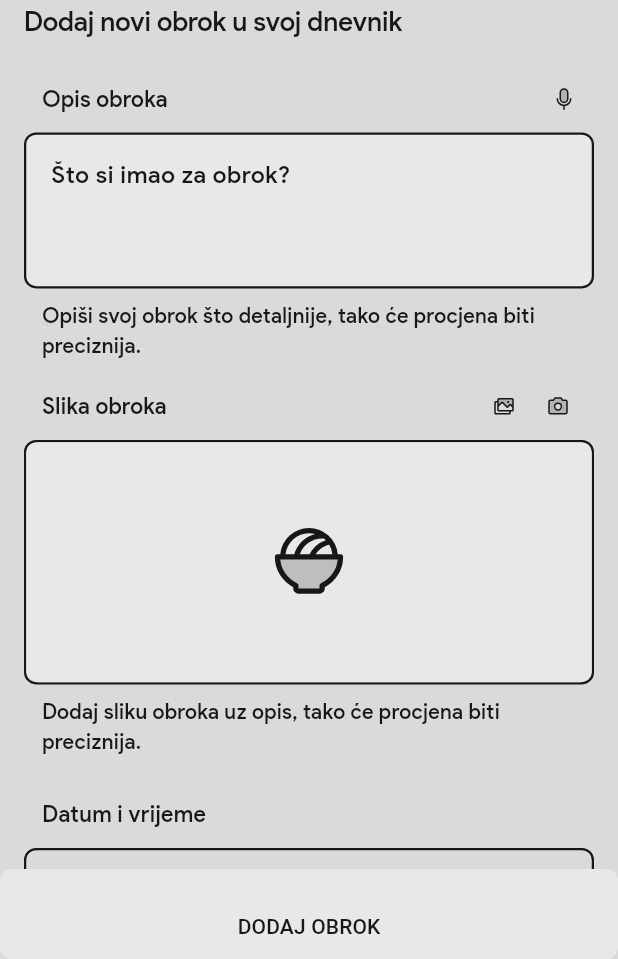
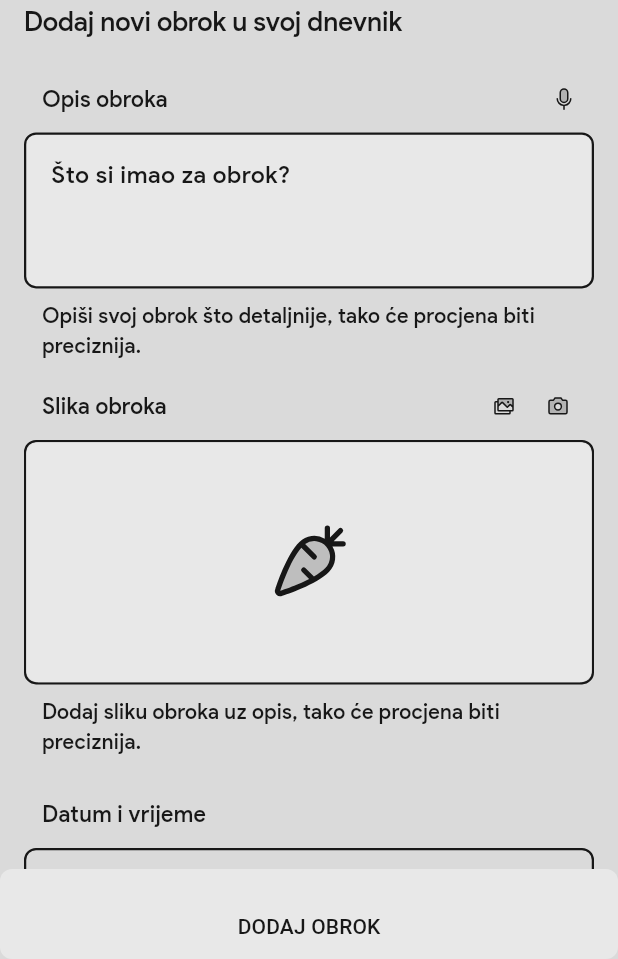
Before and after one commit to jokilic/bokun_spize, a Flutter app: the screen it shows after launch, after a tap on "DODAJ OBROK", on a phone screen of 412 x 824 dp, the part 277-1236 px from its top. Run offline on Flutter 3.47's test engine with Material 3 defaults, Android fonts, the phone set to English and light mode, and no system bars; drawn by our look-alikes of calendar_date_picker2; our stand-ins replace firebase_ai, firebase_core, flutter_animate, flutter_swipe_action_cell, get_it, hive_ce and 5 more; missing offline and left inert: flutter_displaymode, scroll_datetime_picker; accounts and stored records are empty; statements that could not run were skipped; project files that could hold a hidden picture were left out.

Commit message:
Bit more work

```diff
--- a/lib/constants/icons.dart
+++ b/lib/constants/icons.dart
@@ -1,3 +1,136 @@
+import 'dart:math';
+
+import 'package:flutter/material.dart';
+import 'package:phosphor_flutter/phosphor_flutter.dart';
+
 class BokunSpizeIcons {
   static const logo = 'assets/logo.webp';
+
+  static IconData getRandomFoodIcon() => foodIcons[Random().nextInt(foodIcons.length)];
+
+  static final foodIcons = [
+    PhosphorIcons.bowlFood(
+      PhosphorIconsStyle.duotone,
+    ),
+    PhosphorIcons.fish(
+      PhosphorIconsStyle.duotone,
+    ),
+    PhosphorIcons.fishSimple(
+      PhosphorIconsStyle.duotone,
+    ),
+    PhosphorIcons.shrimp(
+      PhosphorIconsStyle.duotone,
+    ),
+    PhosphorIcons.hamburger(
+      PhosphorIconsStyle.duotone,
+    ),
+    PhosphorIcons.pizza(
+      PhosphorIconsStyle.duotone,
+    ),
+    PhosphorIcons.acorn(
+      PhosphorIconsStyle.duotone,
+    ),
+    PhosphorIcons.avocado(
+      PhosphorIconsStyle.duotone,
+    ),
+    PhosphorIcons.avocado(
+      PhosphorIconsStyle.duotone,
+    ),
+    PhosphorIcons.beerBottle(
+      PhosphorIconsStyle.duotone,
+    ),
+    PhosphorIcons.beerStein(
+      PhosphorIconsStyle.duotone,
+    ),
+    PhosphorIcons.bowlSteam(
+      PhosphorIconsStyle.duotone,
+    ),
+    PhosphorIcons.brandy(
+      PhosphorIconsStyle.duotone,
+    ),
+    PhosphorIcons.bread(
+      PhosphorIconsStyle.duotone,
+    ),
+    PhosphorIcons.carrot(
+      PhosphorIconsStyle.duotone,
+    ),
+    PhosphorIcons.champagne(
+      PhosphorIconsStyle.duotone,
+    ),
+    PhosphorIcons.cheers(
+      PhosphorIconsStyle.duotone,
+    ),
+    PhosphorIcons.cheese(
+      PhosphorIconsStyle.duotone,
+    ),
+    PhosphorIcons.cherries(
+      PhosphorIconsStyle.duotone,
+    ),
+    PhosphorIcons.coffee(
+      PhosphorIconsStyle.duotone,
+    ),
+    PhosphorIcons.coffeeBean(
+      PhosphorIconsStyle.duotone,
+    ),
+    PhosphorIcons.cookie(
+      PhosphorIconsStyle.duotone,
+    ),
+    PhosphorIcons.cookingPot(
+      PhosphorIconsStyle.duotone,
+    ),
+    PhosphorIcons.egg(
+      PhosphorIconsStyle.duotone,
+    ),
+    PhosphorIcons.eggCrack(
+      PhosphorIconsStyle.duotone,
+    ),
+    PhosphorIcons.forkKnife(
+      PhosphorIconsStyle.duotone,
+    ),
+    PhosphorIcons.iceCream(
+      PhosphorIconsStyle.duotone,
+    ),
+    PhosphorIcons.jar(
+      PhosphorIconsStyle.duotone,
+    ),
+    PhosphorIcons.jarLabel(
+      PhosphorIconsStyle.duotone,
+    ),
+    PhosphorIcons.knife(
+      PhosphorIconsStyle.duotone,
+    ),
+    PhosphorIcons.martini(
+      PhosphorIconsStyle.duotone,
+    ),
+    PhosphorIcons.onigiri(
+      PhosphorIconsStyle.duotone,
+    ),
+    PhosphorIcons.orange(
+      PhosphorIconsStyle.duotone,
+    ),
+    PhosphorIcons.orangeSlice(
+      PhosphorIconsStyle.duotone,
+    ),
+    PhosphorIcons.oven(
+      PhosphorIconsStyle.duotone,
+    ),
+    PhosphorIcons.pepper(
+      PhosphorIconsStyle.duotone,
+    ),
+    PhosphorIcons.pintGlass(
+      PhosphorIconsStyle.duotone,
+    ),
+    PhosphorIcons.popcorn(
+      PhosphorIconsStyle.duotone,
+    ),
+    PhosphorIcons.popsicle(
+      PhosphorIconsStyle.duotone,
+    ),
+    PhosphorIcons.teaBag(
+      PhosphorIconsStyle.duotone,
+    ),
+    PhosphorIcons.wine(
+      PhosphorIconsStyle.duotone,
+    ),
+  ];
 }
--- a/lib/screens/home/home_controller.dart
+++ b/lib/screens/home/home_controller.dart
@@ -98,7 +98,7 @@ class HomeController {
     }
     /// User added a new `meal`
     else {
-      /// user entered `words` or `imageFile` and `dateTime` exists
+      /// User entered `words` or `imageFile` + `dateTime` exists
       if (((result?.words?.isNotEmpty ?? false) || result?.imageFile != null) && result?.dateTime != null) {
         /// Trigger AI which generates a new `meal` and stores into [Hive]
         await triggerAI(
--- a/lib/screens/meal/meal_controller.dart
+++ b/lib/screens/meal/meal_controller.dart
@@ -9,7 +9,10 @@ import '../../services/speech_to_text_service.dart';
 import '../../util/null_state.dart';
 
 class MealController
-    extends ValueNotifier<({bool wordsValid, String? speechToTextWords, bool dateEditMode, bool timeEditMode, DateTime transactionDate, DateTime transactionTime, File? imageFile})>
+    extends
+        ValueNotifier<
+          ({bool validationPassed, String? speechToTextWords, bool dateEditMode, bool timeEditMode, DateTime transactionDate, DateTime transactionTime, File? imageFile})
+        >
     implements Disposable {
   ///
   /// CONSTRUCTOR
@@ -23,7 +26,7 @@ class MealController
     required this.passedMeal,
   }) : super(
          (
-           wordsValid: false,
+           validationPassed: false,
            speechToTextWords: null,
            dateEditMode: false,
            timeEditMode: false,
@@ -47,19 +50,22 @@ class MealController
   void init() {
     final now = DateTime.now();
 
+    /// Get `imageFile` if `passedMeal` is not `null`
+    final imageFile = passedMeal?.imageFilePath != null ? File(passedMeal!.imageFilePath!) : null;
+
     /// Update `state` with proper values
     updateState(
-      wordsValid: passedMeal?.originalText.isNotEmpty ?? false,
+      validationPassed: (passedMeal?.originalText.isNotEmpty ?? false) || imageFile != null,
       transactionDate: passedMeal?.createdAt ?? now,
       transactionTime: passedMeal?.createdAt ?? now,
-      imageFile: passedMeal?.imageFilePath != null ? File(passedMeal!.imageFilePath!) : null,
+      imageFile: imageFile,
     );
 
     /// Update [TextEditingController] text
     textEditingController.text = passedMeal?.originalText ?? '';
 
     /// Add validation listener to [TextEditingController]
-    textEditingController.addListener(validateTextField);
+    textEditingController.addListener(triggerValidation);
   }
 
   ///
@@ -79,7 +85,7 @@ class MealController
 
     /// Dispose [TextEditingController]
     textEditingController
-      ..removeListener(validateTextField)
+      ..removeListener(triggerValidation)
       ..dispose();
   }
 
@@ -87,15 +93,13 @@ class MealController
   /// METHODS
   ///
 
-  /// Triggered on every [TextField] change
-  /// Updates `Add` button state
-  void validateTextField() {
-    /// Parse values
-    final words = textEditingController.text.trim();
+  /// Checks if validation passed
+  void triggerValidation() {
+    final isTextValidated = textEditingController.text.trim().isNotEmpty;
+    final isImageValidated = value.imageFile != null;
 
-    /// Validate values
     updateState(
-      wordsValid: words.isNotEmpty,
+      validationPassed: isTextValidated || isImageValidated,
     );
   }
 
@@ -156,6 +160,9 @@ class MealController
       updateState(
         imageFile: File(image.path),
       );
+
+      /// Trigger validation
+      triggerValidation();
     }
   }
 
@@ -174,12 +181,15 @@ class MealController
       updateState(
         imageFile: File(image.path),
       );
+
+      /// Trigger validation
+      triggerValidation();
     }
   }
 
   /// Updates `state`
   void updateState({
-    bool? wordsValid,
+    bool? validationPassed,
     Object? speechToTextWords = nullStateNoChange,
     bool? dateEditMode,
     bool? timeEditMode,
@@ -187,7 +197,7 @@ class MealController
     DateTime? transactionTime,
     Object? imageFile = nullStateNoChange,
   }) => value = (
-    wordsValid: wordsValid ?? value.wordsValid,
+    validationPassed: validationPassed ?? value.validationPassed,
     speechToTextWords: identical(speechToTextWords, nullStateNoChange) ? value.speechToTextWords : speechToTextWords as String?,
     dateEditMode: dateEditMode ?? value.dateEditMode,
     timeEditMode: timeEditMode ?? value.timeEditMode,
--- a/lib/screens/meal/meal_screen.dart
+++ b/lib/screens/meal/meal_screen.dart
@@ -12,6 +12,7 @@ import '../../../../theme/colors.dart';
 import '../../../../theme/extensions.dart';
 import '../../../../util/color.dart';
 import '../../constants/durations.dart';
+import '../../constants/icons.dart';
 import '../../models/meal.dart';
 import '../../services/speech_to_text_service.dart';
 import '../../util/date_time.dart';
@@ -342,9 +343,12 @@ class _MealScreenState extends State<MealScreen> {
                                 HapticFeedback.lightImpact(),
                               );
 
-                              mealController.updateState(
-                                imageFile: null,
-                              );
+                              /// Update `state` + trigger validation
+                              mealController
+                                ..updateState(
+                                  imageFile: null,
+                                )
+                                ..triggerValidation();
                             },
                             icon: PhosphorIcons.trash(
                               PhosphorIconsStyle.duotone,
@@ -424,14 +428,12 @@ class _MealScreenState extends State<MealScreen> {
                                   width: double.infinity,
                                   child: PhosphorIcon(
                                     !hasMeal && mealState.imageFile == null
-                                        ? PhosphorIcons.bowlFood(
-                                            PhosphorIconsStyle.duotone,
-                                          )
+                                        ? BokunSpizeIcons.getRandomFoodIcon()
                                         : PhosphorIcons.x(
                                             PhosphorIconsStyle.duotone,
                                           ),
+                                    size: 56,
                                     color: context.colors.text,
-                                    size: 56,
                                     duotoneSecondaryColor: context.colors.buttonPrimary,
                                   ),
                                 ),
@@ -659,7 +661,7 @@ class _MealScreenState extends State<MealScreen> {
         child: SizedBox(
           width: double.infinity,
           child: FilledButton(
-            onPressed: mealState.wordsValid
+            onPressed: mealState.validationPassed
                 ? () {
                     HapticFeedback.lightImpact();
 
--- a/lib/services/ai_service.dart
+++ b/lib/services/ai_service.dart
@@ -256,13 +256,13 @@ JSON structure to follow strictly:
     /// Create `errors` list
     final errors = <String>[];
 
-    /// Generate a text prompt
+    /// Generate a `textPrompt`
     TextPart? textPart;
     if (textPrompt != null) {
       textPart = TextPart(textPrompt);
     }
 
-    /// Generate an image prompt
+    /// Generate an `imagePrompt`
     InlineDataPart? imagePart;
     if (imageFile != null) {
       final image = await imageFile.readAsBytes();
--- a/pubspec.yaml
+++ b/pubspec.yaml
@@ -1,7 +1,7 @@
 name: bokun_spize
 description: 'Calorie tracking application in Flutter.'
 publish_to: 'none'
-version: 0.1.5+6
+version: 0.2.0+200
 
 #
 # DEPLOYING APP
```
Also changed, not shown: 1 other file.
